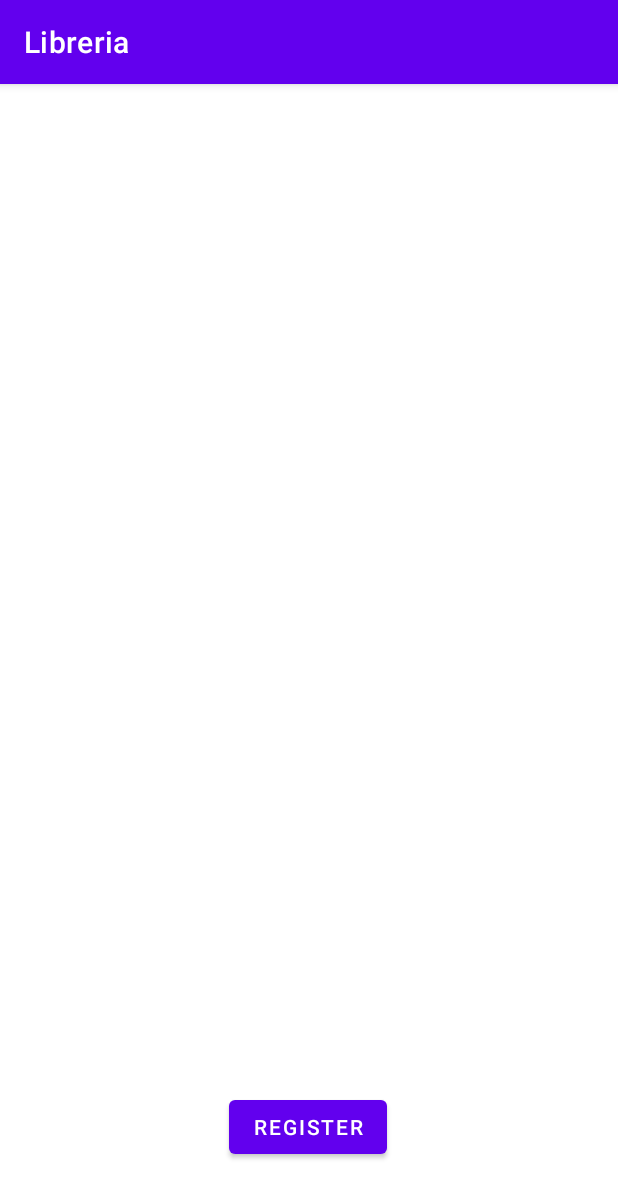
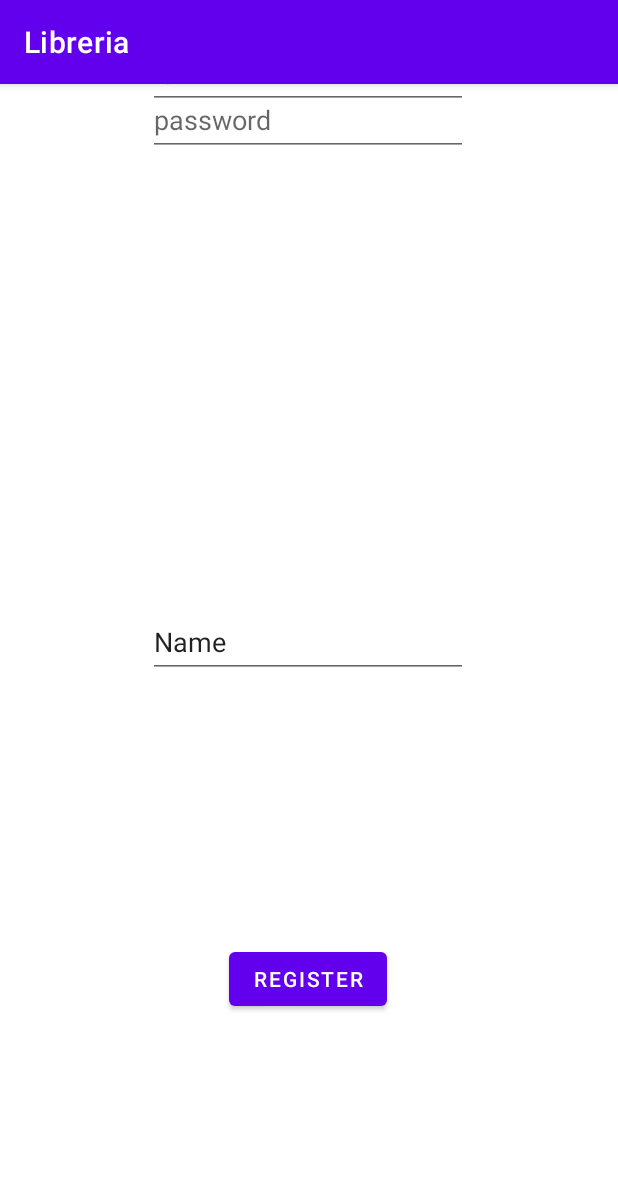
Before and after one commit to SMU28/Libreria, an Android app: the RegisterFragment screen opened through its navigation route, on a phone screen of 412 x 824 dp. Shown: the top 1198 px of the screen. Run offline under Robolectric (Android 15) with nearby library versions, the phone set to English and light mode, and no system bars.

Commit message:
instancia botones

```diff
--- a/app/src/main/res/layout/fragment_register.xml
+++ b/app/src/main/res/layout/fragment_register.xml
@@ -4,18 +4,64 @@
     xmlns:tools="http://schemas.android.com/tools"
     android:layout_width="match_parent"
     android:layout_height="match_parent"
-    tools:context=".RegisterFragment" >
+    tools:context=".RegisterFragment">
 
     <Button
         android:id="@+id/BotonR2"
         android:layout_width="wrap_content"
         android:layout_height="wrap_content"
+        android:onClick="registrar"
         android:text="@string/RegisterBoton2"
         app:layout_constraintBottom_toBottomOf="parent"
         app:layout_constraintEnd_toEndOf="parent"
         app:layout_constraintHorizontal_bias="0.498"
         app:layout_constraintStart_toStartOf="parent"
         app:layout_constraintTop_toTopOf="parent"
-        app:layout_constraintVertical_bias="0.932"
+        app:layout_constraintVertical_bias="0.795"
         tools:ignore="TextSizeCheck" />
+
+    <EditText
+        android:id="@+id/editTextID"
+        android:layout_width="wrap_content"
+        android:layout_height="wrap_content"
+        android:ems="10"
+        android:hint="@string/idhint"
+        android:inputType="number"
+        android:minHeight="48dp"
+        app:layout_constraintBottom_toTopOf="@+id/editTextPassword"
+        app:layout_constraintEnd_toEndOf="parent"
+        app:layout_constraintHorizontal_bias="0.497"
+        app:layout_constraintStart_toStartOf="parent"
+        app:layout_constraintTop_toTopOf="parent"
+        app:layout_constraintVertical_bias="0.654"
+        tools:ignore="Autofill" />
+
+    <EditText
+        android:id="@+id/editTextPassword"
+        android:layout_width="wrap_content"
+        android:layout_height="wrap_content"
+        android:ems="10"
+        android:hint="@string/passwordhint"
+        android:inputType="textPassword"
+        android:minHeight="48dp"
+        app:layout_constraintEnd_toEndOf="parent"
+        app:layout_constraintHorizontal_bias="0.497"
+        app:layout_constraintStart_toStartOf="parent"
+        tools:ignore="MissingConstraints"
+        tools:layout_editor_absoluteY="314dp" />
+
+    <EditText
+        android:id="@+id/editTextTextPersonName2"
+        android:layout_width="wrap_content"
+        android:layout_height="wrap_content"
+        android:ems="10"
+        android:inputType="textPersonName"
+        android:minHeight="48dp"
+        android:text="@string/nameEditText"
+        app:layout_constraintBottom_toTopOf="@+id/BotonR2"
+        app:layout_constraintEnd_toEndOf="parent"
+        app:layout_constraintHorizontal_bias="0.497"
+        app:layout_constraintStart_toStartOf="parent"
+        app:layout_constraintTop_toBottomOf="@+id/editTextPassword"
+        app:layout_constraintVertical_bias="0.629" />
 </androidx.constraintlayout.widget.ConstraintLayout>
--- a/app/src/main/res/values/strings.xml
+++ b/app/src/main/res/values/strings.xml
@@ -7,4 +7,7 @@
     <string name="RegisterBoton2">Register</string>
     <string name="pass">password</string>
     <string name="nm">Name</string>
+    <string name="idhint">id</string>
+    <string name="passwordhint">password</string>
+    <string name="nameEditText">Name</string>
 </resources>
```
Also changed, not shown: app/src/main/java/exercice/libreria/RegisterFragment.java (+16 -0 lines), app/src/main/java/exercice/libreria/data/DAOLibreria.java (+50 -0 lines), app/src/main/java/exercice/libreria/data/Persona.java (+20 -0 lines).
